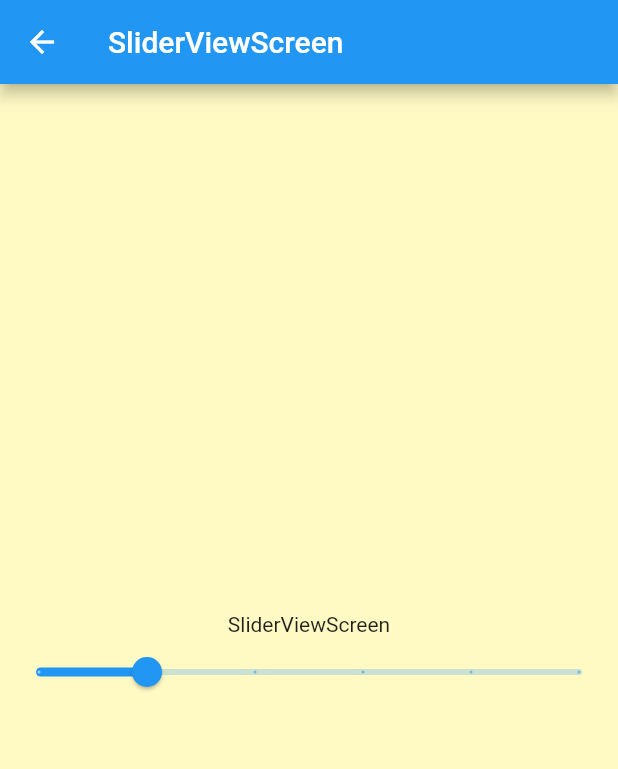
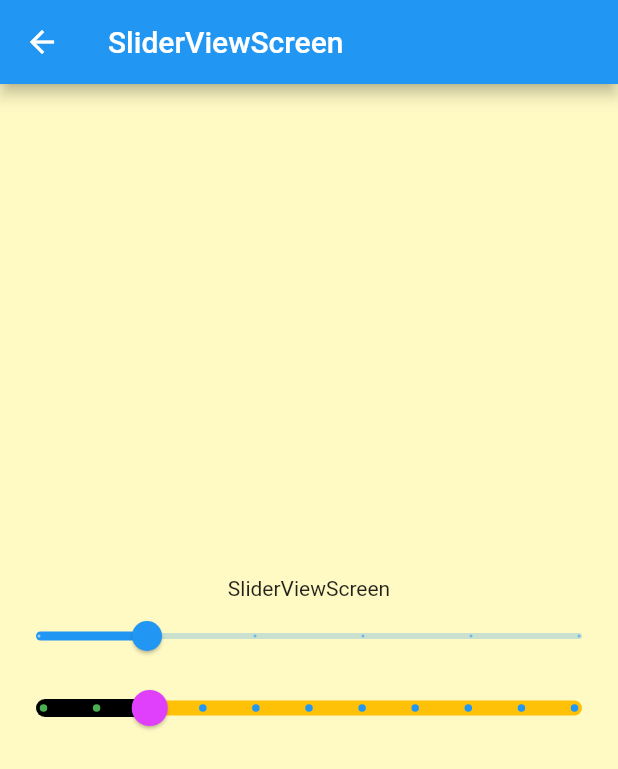
Before and after one commit to ramen2020/flutter_cheat, a Flutter app: the SliderViewScreen screen opened directly, on a phone screen of 412 x 824 dp. Shown: the top 769 px of the screen. Run offline on Flutter 3.47's test engine with Material 2 defaults, Android fonts, the phone set to English and light mode, and no system bars.

Commit message:
custom sliderを実装

```diff
--- a/lib/screen/slider/slider_view_screen.dart
+++ b/lib/screen/slider/slider_view_screen.dart
@@ -7,6 +7,7 @@ class SliderViewScreen extends StatefulWidget {
 
 class _SliderViewScreenState extends State<SliderViewScreen> {
   double _currentSliderValue = 20;
+  double _customSliderValue = 20;
 
   @override
   Widget build(BuildContext context) {
@@ -34,6 +35,29 @@ class _SliderViewScreenState extends State<SliderViewScreen> {
                       });
                     },
                   ),
+                  SliderTheme(
+                    data: SliderTheme.of(context).copyWith(
+                      trackHeight: 10,
+                      thumbColor: Colors.purpleAccent,
+                      thumbShape: RoundSliderThumbShape(enabledThumbRadius: 12),
+                      valueIndicatorColor: Colors.orange,
+                      overlayColor: Colors.orange.withAlpha(80),
+                      activeTrackColor: Colors.black,
+                      inactiveTrackColor: Colors.amber,
+                      inactiveTickMarkColor: Colors.blue,
+                      activeTickMarkColor: Colors.green,
+                    ),
+                    child: Slider(
+                      min: 0,
+                      max: 100,
+                      divisions: 10,
+                      value: _customSliderValue,
+                      label: '${_customSliderValue.floor()}',
+                      onChanged: (d) => setState(() {
+                        _customSliderValue = d;
+                      }),
+                    ),
+                  )
                 ])));
   }
 }
```
